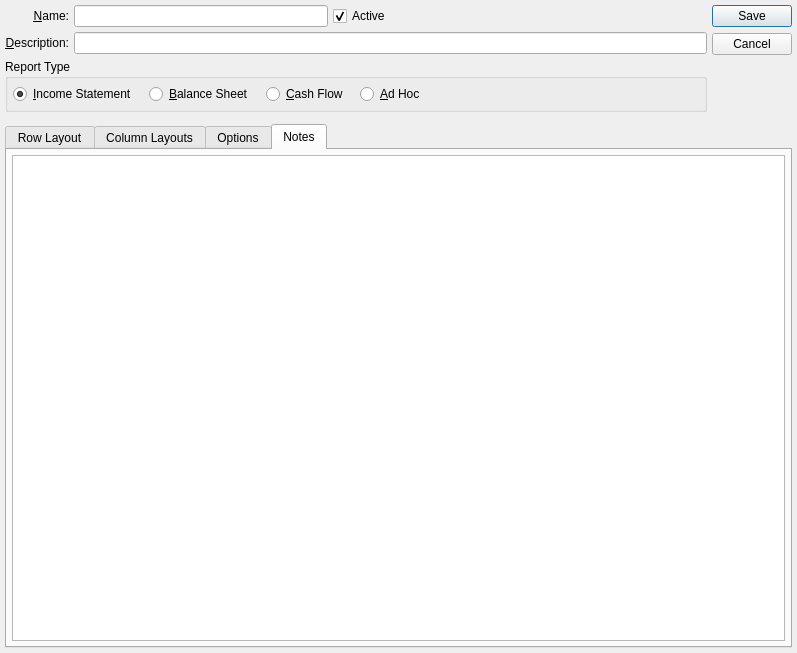
Before: the Qt Designer form guiclient/financialLayout.ui in knowhow/xtuple, drawn with Qt 5.
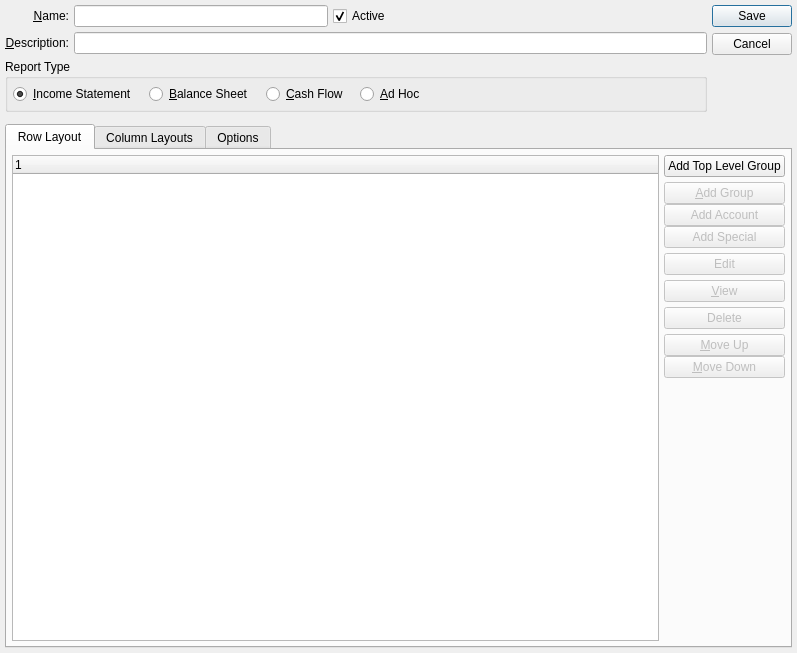
After: the same form once the commit is applied. The open tabs and pages were chosen to show the change. Custom widgets are drawn as their Qt base class.

The edit to the form file:
```diff
--- a/guiclient/financialLayout.ui
+++ b/guiclient/financialLayout.ui
@@ -715,16 +715,6 @@
          </item>
         </layout>
        </widget>
-       <widget class="QWidget" name="_notesTab">
-        <attribute name="title">
-         <string>Notes</string>
-        </attribute>
-        <layout class="QGridLayout" name="gridLayout">
-         <item row="0" column="0">
-          <widget class="XTextEdit" name="_notes"/>
-         </item>
-        </layout>
-       </widget>
       </widget>
      </item>
     </layout>
@@ -744,11 +734,6 @@
    <extends>QTreeWidget</extends>
    <header>xtreewidget.h</header>
   </customwidget>
-  <customwidget>
-   <class>XTextEdit</class>
-   <extends>QTextEdit</extends>
-   <header>xtextedit.h</header>
-  </customwidget>
  </customwidgets>
  <tabstops>
   <tabstop>_name</tabstop>
```
Left out of the diff: 2 changed lines with no effect on the pictures.
